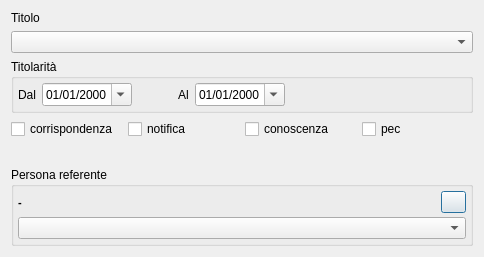
The window that src/com/axiastudio/suite/protocollo/forms/soggettoprotocollo.ui (tizianolattisi/suitegda) describes before a commit, drawn with Qt 5.
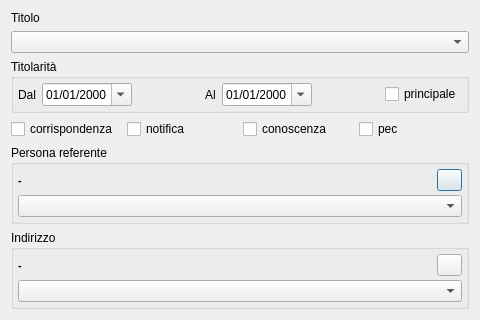
The same window after the commit. Icons and pictures are not drawn. Custom widgets are drawn as their Qt base class.

What changed in the file:
```diff
--- a/src/com/axiastudio/suite/protocollo/forms/soggettoprotocollo.ui
+++ b/src/com/axiastudio/suite/protocollo/forms/soggettoprotocollo.ui
@@ -6,8 +6,8 @@
    <rect>
     <x>0</x>
     <y>0</y>
-    <width>484</width>
-    <height>257</height>
+    <width>480</width>
+    <height>320</height>
    </rect>
   </property>
   <property name="windowTitle">
@@ -33,10 +33,7 @@
      <property name="title">
       <string>Titolarità</string>
      </property>
-     <layout class="QGridLayout" name="gridLayout" columnstretch="0,0,0,0,0,1" columnminimumwidth="0,0,0,0,0,1">
-      <property name="verticalSpacing">
-       <number>8</number>
-      </property>
+     <layout class="QGridLayout" name="gridLayout">
       <property name="margin">
        <number>4</number>
       </property>
@@ -47,8 +44,8 @@
         </property>
        </widget>
       </item>
-      <item row="0" column="4">
-       <widget class="com.axiastudio.pypapi.ui.widgets.PyPaPiDateEdit" name="dateEdit_datafine">
+      <item row="0" column="1">
+       <widget class="com.axiastudio.pypapi.ui.widgets.PyPaPiDateEdit" name="dateEdit_datainizio">
         <property name="sizePolicy">
          <sizepolicy hsizetype="Minimum" vsizetype="Fixed">
           <horstretch>0</horstretch>
@@ -78,6 +75,19 @@
         </property>
        </widget>
       </item>
+      <item row="0" column="2">
+       <spacer name="horizontalSpacer">
+        <property name="orientation">
+         <enum>Qt::Horizontal</enum>
+        </property>
+        <property name="sizeHint" stdset="0">
+         <size>
+          <width>40</width>
+          <height>20</height>
+         </size>
+        </property>
+       </spacer>
+      </item>
       <item row="0" column="3">
        <widget class="QLabel" name="label_3">
         <property name="text">
@@ -85,8 +95,8 @@
         </property>
        </widget>
       </item>
-      <item row="0" column="1">
-       <widget class="com.axiastudio.pypapi.ui.widgets.PyPaPiDateEdit" name="dateEdit_datainizio">
+      <item row="0" column="4">
+       <widget class="com.axiastudio.pypapi.ui.widgets.PyPaPiDateEdit" name="dateEdit_datafine">
         <property name="sizePolicy">
          <sizepolicy hsizetype="Minimum" vsizetype="Fixed">
           <horstretch>0</horstretch>
@@ -129,18 +139,15 @@
         </property>
        </spacer>
       </item>
-      <item row="0" column="2">
-       <spacer name="horizontalSpacer">
-        <property name="orientation">
-         <enum>Qt::Horizontal</enum>
+      <item row="0" column="6">
+       <widget class="QCheckBox" name="checkBox_5">
+        <property name="text">
+         <string>principale</string>
         </property>
-        <property name="sizeHint" stdset="0">
-         <size>
-          <width>40</width>
-          <height>20</height>
-         </size>
+        <property name="column" stdset="0">
+         <string>principale</string>
         </property>
-       </spacer>
+       </widget>
       </item>
      </layout>
     </widget>
@@ -277,6 +284,64 @@
      </layout>
     </widget>
    </item>
+   <item>
+    <widget class="QGroupBox" name="groupBox_3">
+     <property name="title">
+      <string>Indirizzo</string>
+     </property>
+     <layout class="QGridLayout" name="gridLayout_2">
+      <property name="verticalSpacing">
+       <number>4</number>
+      </property>
+      <property name="margin">
+       <number>4</number>
+      </property>
+      <item row="1" column="1">
+       <widget class="QPushButton" name="clearButtonIndirizzo">
+        <property name="maximumSize">
+         <size>
+          <width>25</width>
+          <height>25</height>
+         </size>
+        </property>
+        <property name="text">
+         <string/>
+        </property>
+       </widget>
+      </item>
+      <item row="2" column="0" colspan="2">
+       <widget class="QComboBox" name="comboBox_indirizzo">
+        <property name="skipinitialstore" stdset="0">
+         <bool>true</bool>
+        </property>
+       </widget>
+      </item>
+      <item row="1" column="0">
+       <widget class="QLabel" name="label_indirizzo">
+        <property name="sizePolicy">
+         <sizepolicy hsizetype="Expanding" vsizetype="Preferred">
+          <horstretch>0</horstretch>
+          <verstretch>0</verstretch>
+         </sizepolicy>
+        </property>
+        <property name="font">
+         <font>
+          <pointsize>8</pointsize>
+          <weight>75</weight>
+          <bold>true</bold>
+         </font>
+        </property>
+        <property name="text">
+         <string>-</string>
+        </property>
+        <property name="column" stdset="0">
+         <string>indirizzo</string>
+        </property>
+       </widget>
+      </item>
+     </layout>
+    </widget>
+   </item>
   </layout>
  </widget>
  <customwidgets>
```
Left out of the diff: 8 changed lines with no effect on the pictures.
